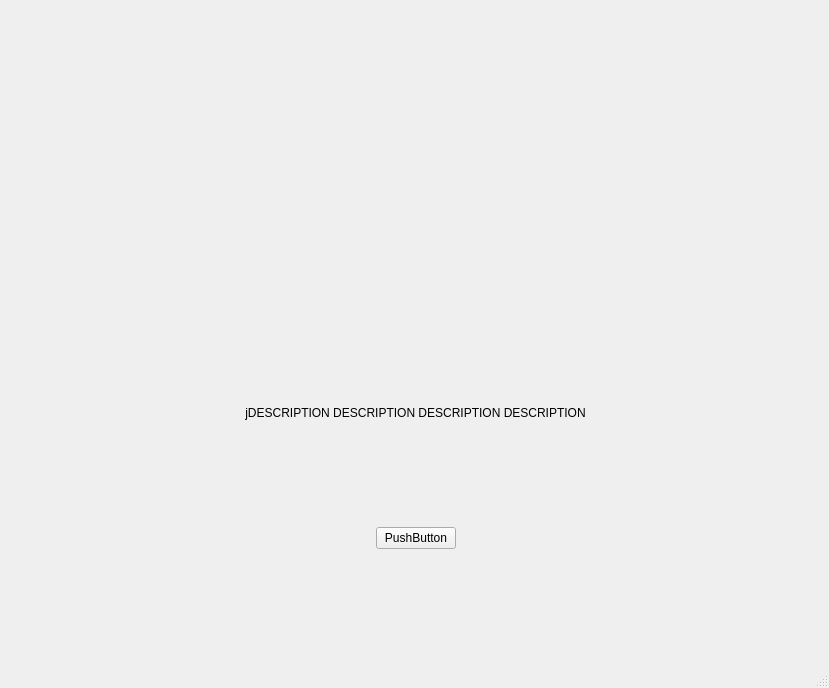
Qt form CookieClicker2/item.ui (SimonBach1/QtProject) before a commit.
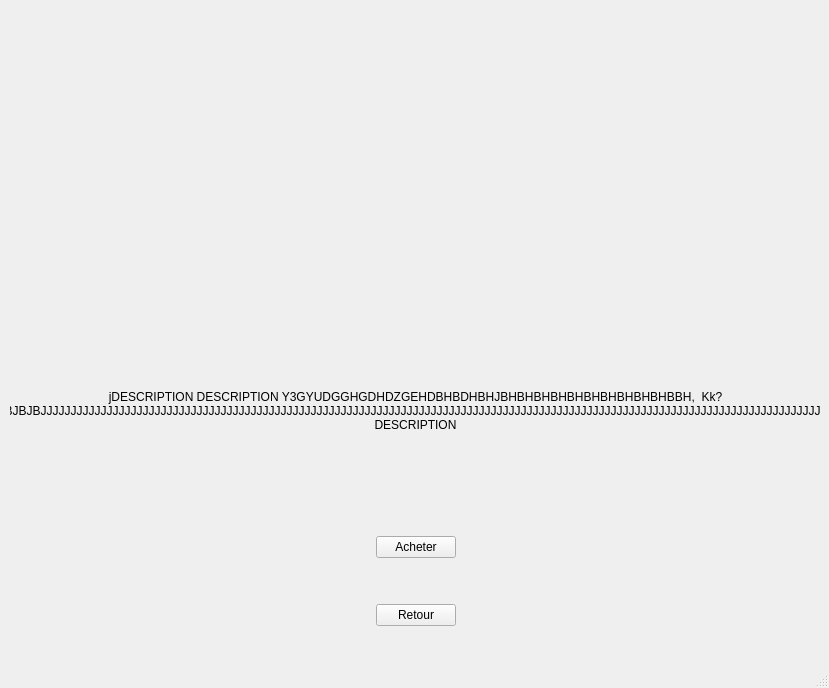
The same form after that commit.

What changed in the file:
```diff
--- a/CookieClicker2/item.ui
+++ b/CookieClicker2/item.ui
@@ -110,6 +110,9 @@
          <property name="orientation">
           <enum>Qt::Vertical</enum>
          </property>
+         <property name="sizeType">
+          <enum>QSizePolicy::Preferred</enum>
+         </property>
          <property name="sizeHint" stdset="0">
           <size>
            <width>20</width>
@@ -119,7 +122,10 @@
         </spacer>
        </item>
        <item>
-        <layout class="QHBoxLayout" name="horizontalLayout_3">
+        <layout class="QHBoxLayout" name="descriptionLayout">
+         <property name="bottomMargin">
+          <number>15</number>
+         </property>
          <item>
           <spacer name="horizontalSpacer_5">
            <property name="orientation">
@@ -138,21 +144,36 @@
            <property name="minimumSize">
             <size>
              <width>0</width>
-             <height>50</height>
+             <height>200</height>
             </size>
            </property>
            <property name="maximumSize">
             <size>
              <width>16777215</width>
-             <height>50</height>
+             <height>16777215</height>
             </size>
            </property>
+           <property name="frameShape">
+            <enum>QFrame::NoFrame</enum>
+           </property>
            <property name="text">
-            <string>jDESCRIPTION DESCRIPTION DESCRIPTION DESCRIPTION</string>
+            <string>jDESCRIPTION DESCRIPTION Y3GYUDGGHGDHDZGEHDBHBDHBHJBHBHBHBHBHBHBHBHBHBHBBH,  Kk?KKKJBBJBJBBJBJBJJJJJJJJJJJJJJJJJJJJJJJJJJJJJJJJJJJJJJJJJJJJJJJJJJJJJJJJJJJJJJJJJJJJJJJJJJJJJJJJJJJJJJJJJJJJJJJJJJJJJJJJJJJJJJJJJJJJJJJJJJJJJJJJJJBHBHBHBHhb DESCRIPTION</string>
+           </property>
+           <property name="textFormat">
+            <enum>Qt::AutoText</enum>
            </property>
            <property name="alignment">
             <set>Qt::AlignCenter</set>
            </property>
+           <property name="wordWrap">
+            <bool>true</bool>
+           </property>
+           <property name="margin">
+            <number>1</number>
+           </property>
+           <property name="textInteractionFlags">
+            <set>Qt::NoTextInteraction</set>
+           </property>
           </widget>
          </item>
          <item>
@@ -175,6 +196,9 @@
          <property name="orientation">
           <enum>Qt::Vertical</enum>
          </property>
+         <property name="sizeType">
+          <enum>QSizePolicy::Preferred</enum>
+         </property>
          <property name="sizeHint" stdset="0">
           <size>
            <width>20</width>
@@ -201,7 +225,7 @@
          <item>
           <widget class="QPushButton" name="buy">
            <property name="text">
-            <string>PushButton</string>
+            <string>Acheter</string>
            </property>
           </widget>
          </item>
@@ -220,6 +244,59 @@
          </item>
         </layout>
        </item>
+       <item>
+        <spacer name="verticalSpacer_4">
+         <property name="orientation">
+          <enum>Qt::Vertical</enum>
+         </property>
+         <property name="sizeType">
+          <enum>QSizePolicy::Minimum</enum>
+         </property>
+         <property name="sizeHint" stdset="0">
+          <size>
+           <width>20</width>
+           <height>40</height>
+          </size>
+         </property>
+        </spacer>
+       </item>
+       <item>
+        <layout class="QHBoxLayout" name="horizontalLayout_4">
+         <item>
+          <spacer name="horizontalSpacer_7">
+           <property name="orientation">
+            <enum>Qt::Horizontal</enum>
+           </property>
+           <property name="sizeHint" stdset="0">
+            <size>
+             <width>40</width>
+             <height>20</height>
+            </size>
+           </property>
+          </spacer>
+         </item>
+         <item>
+          <widget class="QPushButton" name="returnButton">
+           <property name="text">
+            <string>Retour</string>
+           </property>
+          </widget>
+         </item>
+         <item>
+          <spacer name="horizontalSpacer_8">
+           <property name="orientation">
+            <enum>Qt::Horizontal</enum>
+           </property>
+           <property name="sizeHint" stdset="0">
+            <size>
+             <width>40</width>
+             <height>20</height>
+            </size>
+           </property>
+          </spacer>
+         </item>
+        </layout>
+       </item>
        <item>
         <spacer name="verticalSpacer">
          <property name="orientation">
```
Left out of the diff: 2 changed lines with no effect on the pictures.
